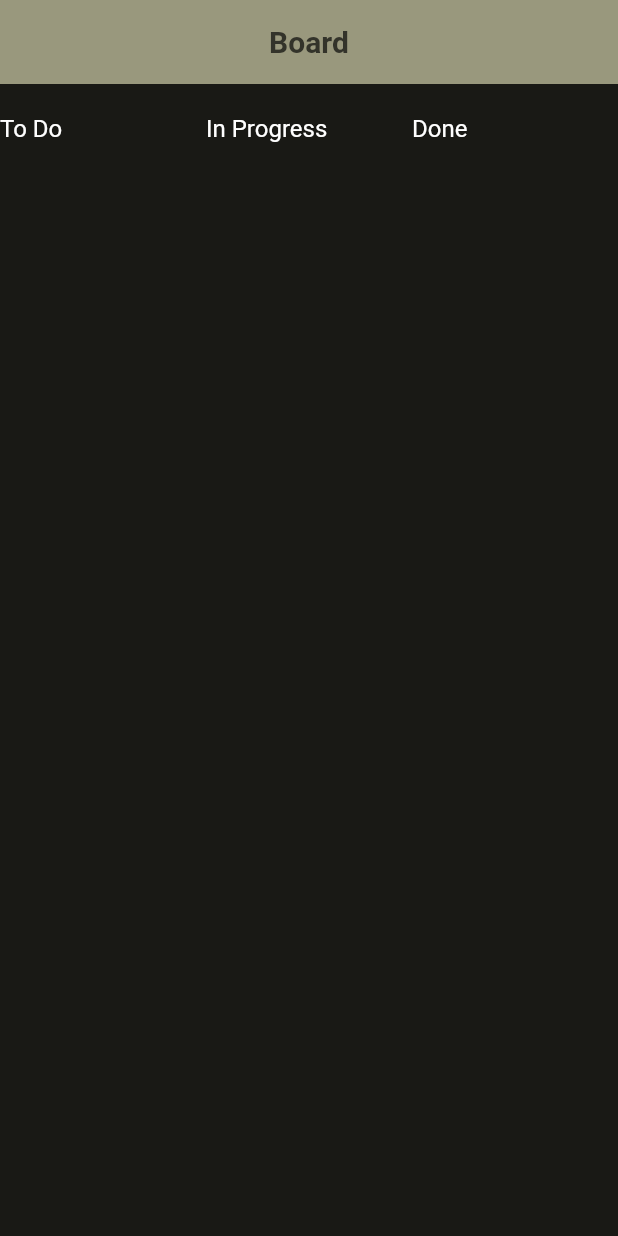
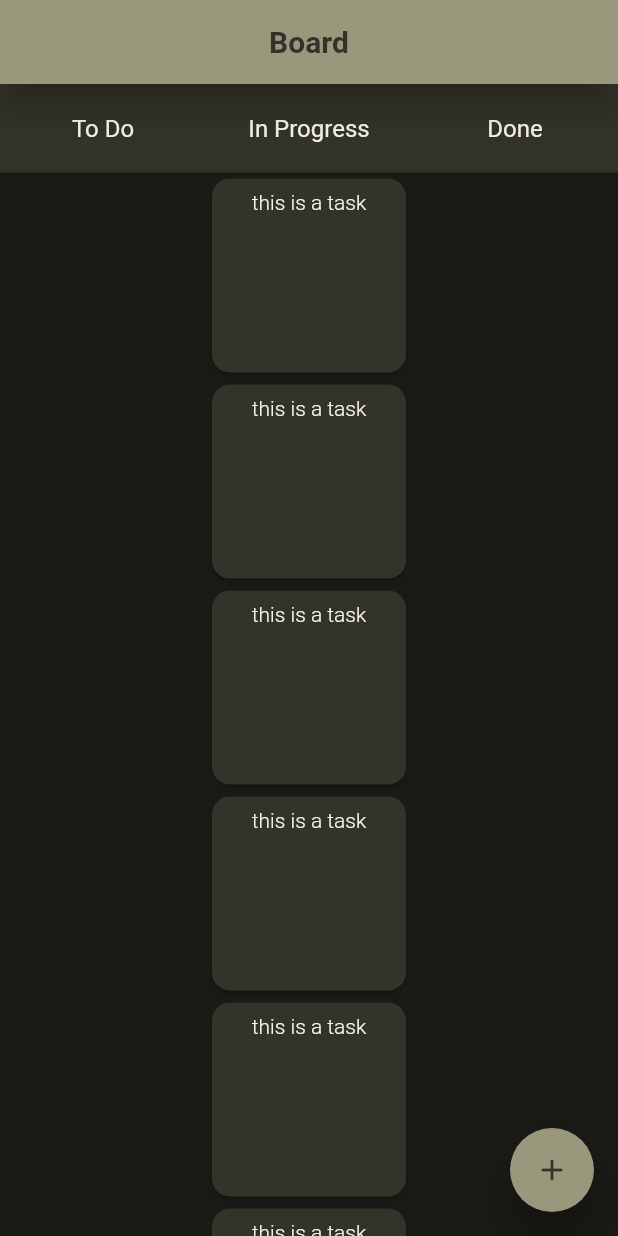
Before and after one commit to KimiyaZargari/kanban_app, a Flutter app: the ProjectBoardPage widget shown alone on an empty page, opened directly with empty values, on a phone screen of 412 x 824 dp. Run offline on Flutter 3.47's test engine with Material 2 defaults, Android fonts, the phone set to English and light mode, and no system bars; our stand-ins replace auto_route, dartz, flutter_riverpod, freezed_annotation, hive; accounts and stored records are empty.

Commit message:
add board base view

```diff
--- a/lib/presentation/core/config/colors.dart
+++ b/lib/presentation/core/config/colors.dart
@@ -7,4 +7,5 @@ class AppColors {
   static const darkCardColor = Color(0xff33332a);
   static const primaryColor = Color(0xff99987d);
   static const error = Colors.orangeAccent;
+  static const darkThemeTextColor =  Color(0xfff6f4eb);
 }
--- a/lib/presentation/project_board/screens/project_board.dart
+++ b/lib/presentation/project_board/screens/project_board.dart
@@ -1,6 +1,8 @@
 import 'package:auto_route/annotations.dart';
 import 'package:flutter/cupertino.dart';
+import 'package:flutter/material.dart';
 import 'package:kanban_app/presentation/core/widgets/page_base.dart';
+import 'package:kanban_app/presentation/project_board/widgets/task_card.dart';
 
 class ProjectBoardPage extends StatelessWidget {
   const ProjectBoardPage({@pathParam required int id, Key? key})
@@ -8,24 +10,45 @@ class ProjectBoardPage extends StatelessWidget {
 
   @override
   Widget build(BuildContext context) {
+    final List<String> data = [
+      'this is a task',
+      'this is a task',
+      'this is a task',
+      'this is a task',
+      'this is a task',
+      'this is a task',
+      'this is a task with a long name',
+      'this is a taaaaaask with a veryyyy  long name',
+      'normal name'
+    ];
     return PageBase(
         title: 'Board',
+        floatingActionButton: FloatingActionButton(
+          onPressed: () {},
+          child: Icon(Icons.add_rounded),
+        ),
         child: Column(
           children: [
             Row(
               children: [
                 Expanded(
                     child: Container(
+                  color: Theme.of(context).cardColor,
+                  alignment: Alignment.center,
                   padding: const EdgeInsets.symmetric(vertical: 20),
                   child: Text('To Do'),
                 )),
                 Expanded(
                     child: Container(
+                  color: Theme.of(context).cardColor,
+                  alignment: Alignment.center,
                   padding: const EdgeInsets.symmetric(vertical: 20),
                   child: Text('In Progress'),
                 )),
                 Expanded(
                     child: Container(
+                  color: Theme.of(context).cardColor,
+                  alignment: Alignment.center,
                   padding: const EdgeInsets.symmetric(vertical: 20),
                   child: Text('Done'),
                 )),
@@ -34,10 +57,23 @@ class ProjectBoardPage extends StatelessWidget {
             Expanded(
               child: SingleChildScrollView(
                 child: Row(
+                  crossAxisAlignment: CrossAxisAlignment.start,
                   children: [
-                    Column(
-                      children: [],
-                    )
+                    Expanded(
+                      child: Column(children: []),
+                    ),
+                    Expanded(
+                      child: Container(
+                        child: Column(
+                          children: data.map((e) => TaskCard(e)).toList(),
+                        ),
+                      ),
+                    ),
+                    Expanded(
+                      child: Column(
+                        children: [],
+                      ),
+                    ),
                   ],
                 ),
               ),
--- /dev/null
+++ b/lib/presentation/project_board/widgets/task_card.dart
@@ -0,0 +1,32 @@
+import 'package:flutter/cupertino.dart';
+import 'package:flutter/material.dart';
+
+class TaskCard extends StatelessWidget {
+  final String name;
+
+  const TaskCard(this.name, {Key? key}) : super(key: key);
+
+  @override
+  Widget build(BuildContext context) {
+    return AspectRatio(
+      aspectRatio: 1,
+      child: Card(
+        elevation: 1,
+        child: Padding(
+          padding: const EdgeInsets.all(8.0),
+          child: Column(
+            children: [
+              Expanded(
+                  child: Text(
+                name,
+                textAlign: TextAlign.justify,
+                style: Theme.of(context).textTheme.bodySmall,
+                softWrap: true,
+              ))
+            ],
+          ),
+        ),
+      ),
+    );
+  }
+}
```
Also changed, not shown: lib/presentation/core/config/themes/dark_theme.dart (+32 -16 lines).
